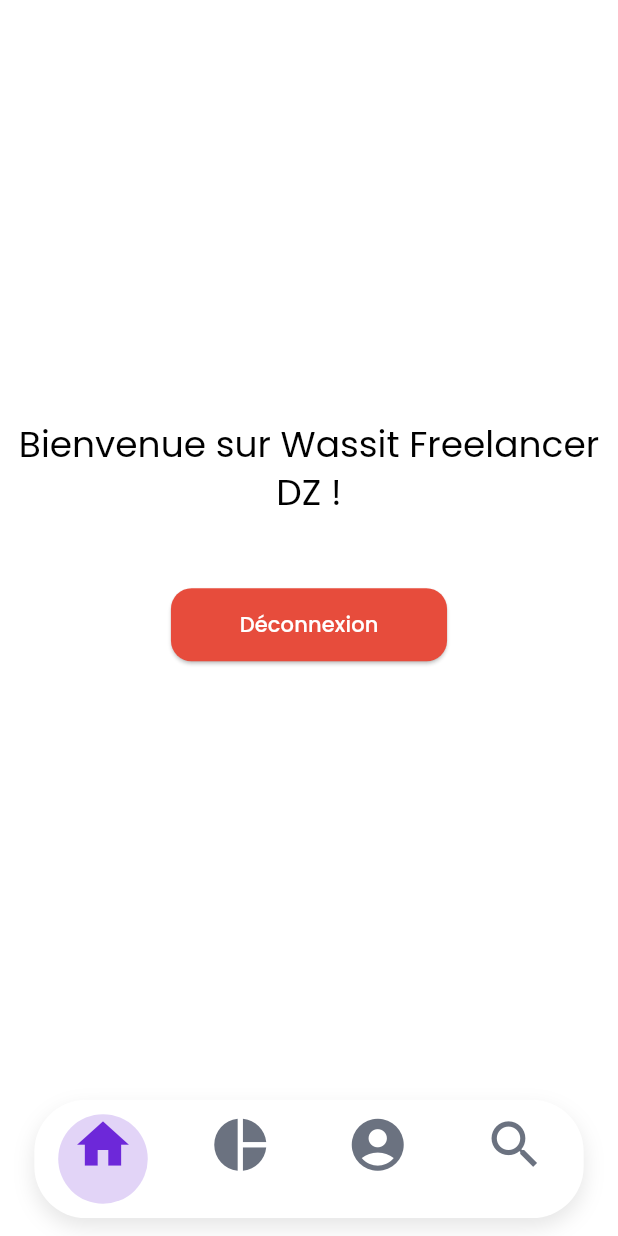
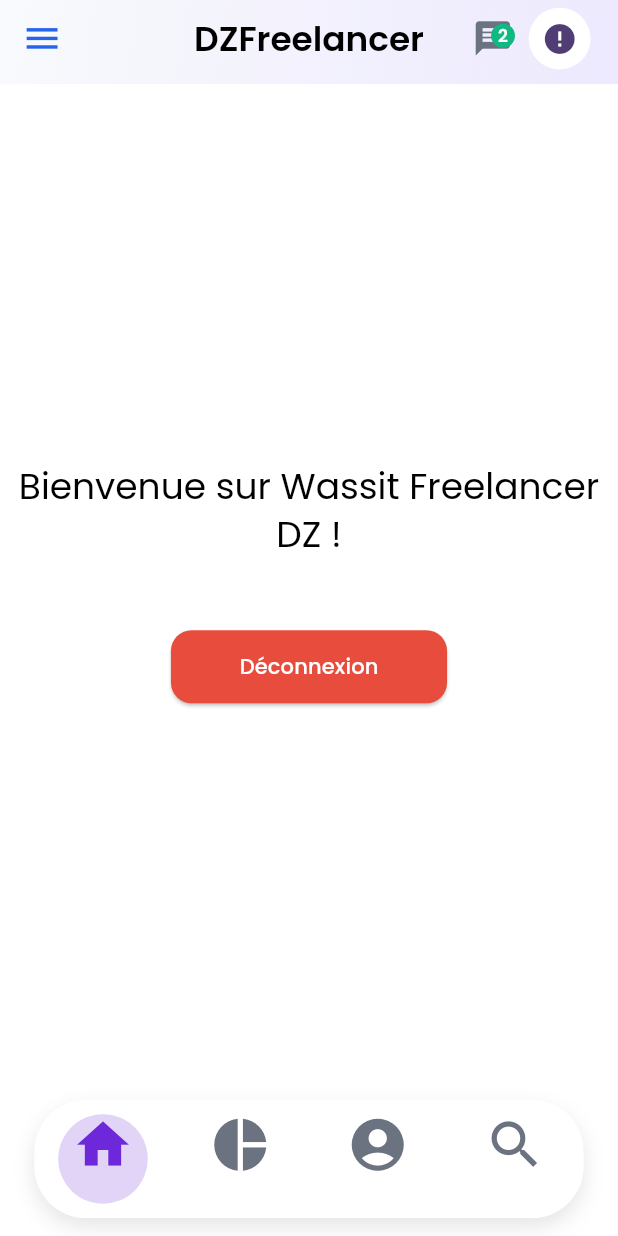
Before and after one commit to WassimBlilita7/Dz-Freelancer-Mobile, a Flutter app: the HomeScreen screen opened by its route, on a phone screen of 412 x 824 dp. Run offline on Flutter 3.47's test engine with Material 3 defaults, Android fonts, the phone set to English and light mode, and no system bars; drawn by our look-alikes of flutter_animate; our stand-ins replace flex_color_scheme, flutter_screenutil, shared_preferences, smooth_page_indicator; accounts and stored records are empty; network calls fail; statements that could not run were skipped.

Commit message:
ajouter navbar

```diff
--- /dev/null
+++ b/lib/core/controllers/app_bar_controller.dart
@@ -0,0 +1,19 @@
+import 'package:flutter/material.dart';
+
+class AppBarController {
+  final VoidCallback onMenuPressed;
+  final VoidCallback onMessagesPressed;
+
+  AppBarController({
+    required this.onMenuPressed,
+    required this.onMessagesPressed,
+  });
+
+  void handleMenuPress() {
+    onMenuPressed();
+  }
+
+  void handleMessagesPress() {
+    onMessagesPressed();
+  }
+}
--- /dev/null
+++ b/lib/core/models/app_bar_model.dart
@@ -0,0 +1,7 @@
+class AppBarModel {
+  final int unreadNotifications;
+
+  AppBarModel({
+    required this.unreadNotifications,
+  });
+}
--- a/lib/core/themes/app_theme.dart
+++ b/lib/core/themes/app_theme.dart
@@ -4,11 +4,12 @@ import 'package:flutter/material.dart';
 class AppTheme {
   static ThemeData lightTheme() {
     return FlexThemeData.light(
-      scheme: FlexScheme.deepBlue, // Base pour les autres couleurs
+      scheme: FlexScheme.deepBlue,
       surfaceMode: FlexSurfaceMode.levelSurfacesLowScaffold,
       blendLevel: 7,
-      appBarStyle: FlexAppBarStyle.primary,
-      appBarOpacity: 0.95,
+      appBarStyle: FlexAppBarStyle.custom,
+      appBarBackground: const Color(0xFFF8FAFC), // Blanc cassé comme base
+      appBarOpacity: 1.0, // Pas de transparence, on gérera le dégradé dans le widget
       subThemesData: const FlexSubThemesData(
         blendOnLevel: 10,
         blendOnColors: false,
@@ -18,11 +19,10 @@ class AppTheme {
       visualDensity: FlexColorScheme.comfortablePlatformDensity,
       useMaterial3: true,
       swapLegacyOnMaterial3: true,
-      // Personnalisation des couleurs spécifiques
-      primary: const Color(0xFF6D28D9), // Violet foncé pour les icônes sélectionnées
-      secondary: const Color(0xFF6B7280), // Gris pour les icônes non sélectionnées
-      surface: const Color(0xFFFFFFFF), // Fond blanc pour la navbar
-      error: const Color(0xFFE74C3C), // errorRed
+      primary: const Color(0xFF6D28D9),
+      secondary: const Color(0xFF6B7280),
+      surface: const Color(0xFFFFFFFF),
+      error: const Color(0xFFE74C3C),
       fontFamily: 'Poppins',
     );
   }
@@ -32,8 +32,9 @@ class AppTheme {
       scheme: FlexScheme.deepBlue,
       surfaceMode: FlexSurfaceMode.levelSurfacesLowScaffold,
       blendLevel: 13,
-      appBarStyle: FlexAppBarStyle.primary,
-      appBarOpacity: 0.90,
+      appBarStyle: FlexAppBarStyle.custom,
+      appBarBackground: const Color(0xFF1E1E2F), // Gris anthracite comme base
+      appBarOpacity: 1.0, // Pas de transparence, on gérera le dégradé dans le widget
       subThemesData: const FlexSubThemesData(
         blendOnLevel: 20,
         navigationBarOpacity: 0.95,
@@ -42,11 +43,10 @@ class AppTheme {
       visualDensity: FlexColorScheme.comfortablePlatformDensity,
       useMaterial3: true,
       swapLegacyOnMaterial3: true,
-      // Personnalisation des couleurs spécifiques
-      primary: const Color(0xFF6D28D9), // Violet foncé pour les icônes sélectionnées
-      secondary: const Color(0xFF6B7280), // Gris pour les icônes non sélectionnées
-      surface: const Color(0xFF1F2937), // Gris foncé pour le fond en mode sombre
-      error: const Color(0xFFE74C3C), // errorRed
+      primary: const Color(0xFF6D28D9),
+      secondary: const Color(0xFF6B7280),
+      surface: const Color(0xFF1F2937),
+      error: const Color(0xFFE74C3C),
       fontFamily: 'Poppins',
     );
   }
--- /dev/null
+++ b/lib/core/widgets/custom_app_bar.dart
@@ -0,0 +1,155 @@
+import 'package:cached_network_image/cached_network_image.dart';
+import 'package:flutter/material.dart';
+import 'package:flutter_screenutil/flutter_screenutil.dart';
+import 'package:wassit_freelancer_dz_flutter/core/controllers/app_bar_controller.dart';
+import 'package:wassit_freelancer_dz_flutter/core/models/app_bar_model.dart';
+
+class CustomAppBar extends StatelessWidget implements PreferredSizeWidget {
+  final AppBarModel model;
+  final AppBarController controller;
+
+  const CustomAppBar({
+    super.key,
+    required this.model,
+    required this.controller,
+  });
+
+  Widget _buildLeadingIcon(BuildContext context) {
+    return IconButton(
+      icon: Icon(
+        Icons.menu,
+        color: const Color(0xFF2563EB),
+        size: 24.sp,
+      ),
+      onPressed: controller.handleMenuPress,
+    );
+  }
+
+  Widget _buildTitle(BuildContext context) {
+    return Text(
+      'DZFreelancer',
+      style: Theme.of(context).textTheme.titleLarge?.copyWith(
+        color: Theme.of(context).colorScheme.onSurface,
+        fontSize: 20.sp,
+        fontWeight: FontWeight.w600,
+      ),
+    );
+  }
+
+  Widget _buildMessagesIcon(BuildContext context) {
+    return Stack(
+      children: [
+        IconButton(
+          icon: Icon(
+            Icons.message,
+            color: Theme.of(context).colorScheme.secondary,
+            size: 24.sp,
+          ),
+          onPressed: controller.handleMessagesPress,
+        ),
+        if (model.unreadNotifications > 0)
+          Positioned(
+            right: 8.w,
+            top: 8.h,
+            child: Container(
+              padding: EdgeInsets.all(4.w),
+              decoration: const BoxDecoration(
+                color: Color(0xFF10B981),
+                shape: BoxShape.circle,
+              ),
+              child: Text(
+                model.unreadNotifications.toString(),
+                style: TextStyle(
+                  color: Colors.white,
+                  fontSize: 10.sp,
+                  fontWeight: FontWeight.bold,
+                ),
+              ),
+            ),
+          ),
+      ],
+    );
+  }
+
+  Widget _buildProfileImage(BuildContext context) {
+    return Padding(
+      padding: EdgeInsets.only(right: 16.w),
+      child: CircleAvatar(
+        radius: 18.r,
+        backgroundColor: Colors.white,
+        child: ClipOval(
+          child: CachedNetworkImage(
+            imageUrl: 'https://cdn-icons-png.flaticon.com/128/3135/3135715.png',
+            width: 36.r,
+            height: 36.r,
+            fit: BoxFit.cover,
+            placeholder: (context, url) => const CircularProgressIndicator(),
+            errorWidget: (context, url, error) => const Icon(Icons.error),
+          ),
+        ),
+      ),
+    );
+  }
+
+  @override
+  Widget build(BuildContext context) {
+    final isDarkMode = Theme.of(context).brightness == Brightness.dark;
+
+    // Définir le dégradé pour le fond
+    final backgroundGradient = LinearGradient(
+      colors: isDarkMode
+          ? [const Color(0xFF1E1E2F), const Color(0xFF2A1B5E)] // Gris anthracite à violet foncé
+          : [const Color(0xFFF8FAFC), const Color(0xFFEDE9FE)], // Blanc cassé à violet clair
+      begin: Alignment.topLeft,
+      end: Alignment.bottomRight,
+    );
+
+    // Définir le dégradé pour la bordure inférieure
+    final borderGradient = LinearGradient(
+      colors: isDarkMode
+          ? [const Color(0xFF6D28D9), const Color(0xFFA78BFA)] // Violet foncé à violet clair
+          : [const Color(0xFFA78BFA), const Color(0xFFD6BCFA)], // Violet clair à violet plus clair
+      begin: Alignment.centerLeft,
+      end: Alignment.centerRight,
+    );
+
+    return Container(
+      decoration: BoxDecoration(
+        gradient: backgroundGradient,
+        border: Border(
+          bottom: BorderSide(
+            width: 2.w,
+            color: Colors.transparent,
+          ),
+        ),
+      ),
+      child: Container(
+        decoration: BoxDecoration(
+          border: Border(
+            bottom: BorderSide(
+              width: 2.w,
+              color: Colors.transparent,
+              style: BorderStyle.solid,
+              // Utiliser un Shader pour appliquer le dégradé à la bordure
+              // On encapsule dans un Container pour simuler une bordure avec dégradé
+            ),
+          ),
+        ),
+        child: AppBar(
+          backgroundColor: Colors.transparent, // Fond transparent pour laisser le dégradé visible
+          elevation: 0,
+          leading: _buildLeadingIcon(context),
+          title: _buildTitle(context),
+          centerTitle: true,
+          actions: [
+            _buildMessagesIcon(context),
+            _buildProfileImage(context),
+          ],
+        ),
+      ),
+    );
+  }
+
+  @override
+  Size get preferredSize => Size.fromHeight(kToolbarHeight);
+}
--- a/lib/features/home/views/home_screen.dart
+++ b/lib/features/home/views/home_screen.dart
@@ -1,13 +1,17 @@
 import 'package:flutter/material.dart';
 import 'package:provider/provider.dart';
+import 'package:wassit_freelancer_dz_flutter/core/controllers/app_bar_controller.dart';
+import 'package:wassit_freelancer_dz_flutter/core/models/app_bar_model.dart';
 import 'package:wassit_freelancer_dz_flutter/core/services/api_services.dart';
 import 'package:wassit_freelancer_dz_flutter/core/widgets/animated_bottom_nav_bar.dart';
+import 'package:wassit_freelancer_dz_flutter/core/widgets/custom_app_bar.dart';
 import 'package:wassit_freelancer_dz_flutter/features/home/controllers/home_controller.dart';
 import 'package:wassit_freelancer_dz_flutter/features/home/providers/home_provider.dart';
 import 'package:wassit_freelancer_dz_flutter/features/main/views/chart_tab.dart';
 import 'package:wassit_freelancer_dz_flutter/features/main/views/home_tab.dart';
-import 'package:wassit_freelancer_dz_flutter/features/main/views/search_tab.dart';
 import 'package:wassit_freelancer_dz_flutter/features/main/views/user_tab.dart';
+
+import '../../main/views/search_tab.dart';
 
 class HomeScreen extends StatefulWidget {
   const HomeScreen({super.key});
@@ -18,6 +22,8 @@ class HomeScreen extends StatefulWidget {
 
 class _HomeScreenState extends State<HomeScreen> {
   late HomeController _controller;
+  late AppBarController _appBarController;
+  final GlobalKey<ScaffoldState> _scaffoldKey = GlobalKey<ScaffoldState>();
 
   @override
   void initState() {
@@ -25,19 +31,68 @@ class _HomeScreenState extends State<HomeScreen> {
     final provider = Provider.of<HomeProvider>(context, listen: false);
     _controller = HomeController(provider, ApiService());
     provider.controller = _controller;
+
+    _appBarController = AppBarController(
+      onMenuPressed: () {
+        _scaffoldKey.currentState?.openDrawer();
+      },
+      onMessagesPressed: () {
+        // Simuler une navigation vers une page de messages
+        ScaffoldMessenger.of(context).showSnackBar(
+          const SnackBar(content: Text('Navigation vers la page de messages')),
+        );
+      },
+    );
   }
 
   final List<Widget> _tabs = const [
     HomeTab(),
     ChartTab(),
-    UserTab(), // Remplace ClockTab par UserTab
+    UserTab(),
     NotificationsTab(),
   ];
 
   @override
   Widget build(BuildContext context) {
     return Scaffold(
+      key: _scaffoldKey,
       backgroundColor: Theme.of(context).colorScheme.surface,
+      appBar: CustomAppBar(
+        model: AppBarModel(unreadNotifications: 2), // 2 notifications non lues, comme dans l'image
+        controller: _appBarController,
+      ),
+      drawer: Drawer(
+        child: ListView(
+          padding: EdgeInsets.zero,
+          children: [
+            DrawerHeader(
+              decoration: BoxDecoration(
+                color: Theme.of(context).colorScheme.primary,
+              ),
+              child: Text(
+                'Menu',
+                style: Theme.of(context).textTheme.titleLarge?.copyWith(
+                  color: Theme.of(context).colorScheme.onPrimary,
+                ),
+              ),
+            ),
+            ListTile(
+              title: const Text('Profil'),
+              onTap: () {
+                Navigator.pop(context);
+                // Naviguer vers la page de profil si nécessaire
+              },
+            ),
+            ListTile(
+              title: const Text('Paramètres'),
+              onTap: () {
+                Navigator.pop(context);
+                // Naviguer vers la page de paramètres si nécessaire
+              },
+            ),
+          ],
+        ),
+      ),
       body: Consumer<HomeProvider>(
         builder: (context, provider, child) {
           return _tabs[provider.model.selectedIndex];
--- a/pubspec.yaml
+++ b/pubspec.yaml
@@ -18,6 +18,7 @@ dependencies:
   http: ^1.3.0
   shared_preferences: ^2.3.3
   flex_color_scheme: ^7.3.1
+  cached_network_image: ^3.4.1
 
 dev_dependencies:
   flutter_test:
```
Also changed, not shown: pubspec.lock.
